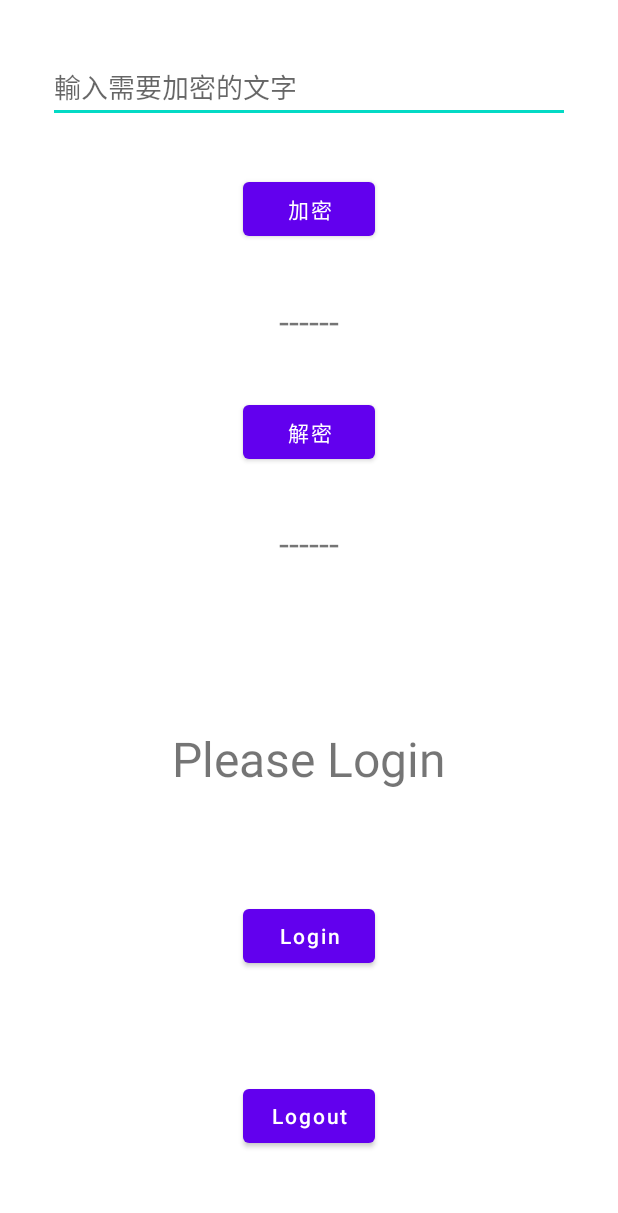
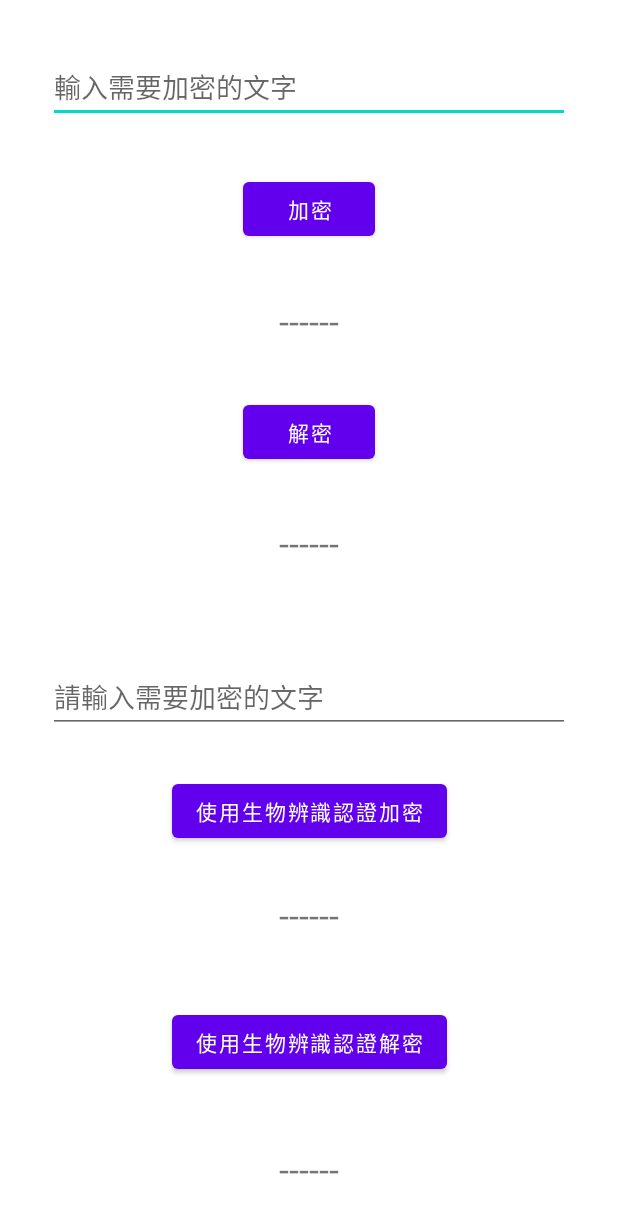
Before and after one commit to KenGuerrilla/AndroidBiometricLab, an Android app: the layout activity_main.xml on its own in the app's theme, with its tools: preview values and no code run, on a phone screen of 412 x 824 dp. Shown: the top 1213 px of the screen. Run offline under Robolectric (Android 15) with nearby library versions, the phone set to English and light mode, and no system bars.

Commit message:
完成使用生物辨識加密字串流程
1. 針對KeyGenParameterSpec中的setUserAuthenticationRequired(true)
   設定在加解密時會產生IllegalBlockSizeException錯誤還有待研究

```diff
--- a/app/src/main/java/com/example/biometricbyfingerprintdemo/biometric/BiometricAuthResp.kt
+++ b/app/src/main/java/com/example/biometricbyfingerprintdemo/biometric/BiometricAuthResp.kt
@@ -1,6 +1,7 @@
 package com.example.biometricbyfingerprintdemo.biometric
 
 data class BiometricAuthResp(
-    val result: Int,
-    val message: String
+    val resultCode: Int,
+    val message: String,
+    val output: String = ""
 )
--- /dev/null
+++ b/app/src/main/java/com/example/biometricbyfingerprintdemo/biometric/CryptoInfo.kt
@@ -0,0 +1,6 @@
+package com.example.biometricbyfingerprintdemo.biometric
+
+data class CryptoInfo(
+    val message: String,
+    val cryptoMode: Int
+)
--- a/app/src/main/res/layout/activity_main.xml
+++ b/app/src/main/res/layout/activity_main.xml
@@ -11,22 +11,22 @@
         android:layout_width="match_parent"
         android:layout_height="wrap_content"
         android:layout_marginHorizontal="32dp"
+        android:hint="輸入需要加密的文字"
+        android:inputType="text"
         android:maxLines="1"
-        android:inputType="textPersonName"
-        android:hint="輸入需要加密的文字"
-        app:layout_constraintTop_toTopOf="parent"
+        app:layout_constraintBottom_toTopOf="@id/btEncrypt"
+        app:layout_constraintEnd_toEndOf="parent"
         app:layout_constraintStart_toStartOf="parent"
-        app:layout_constraintEnd_toEndOf="parent"
-        app:layout_constraintBottom_toTopOf="@id/btEncrypt"/>
+        app:layout_constraintTop_toTopOf="parent" />
 
     <Button
         android:id="@+id/btEncrypt"
         android:layout_width="wrap_content"
         android:layout_height="wrap_content"
         android:text="加密"
+        app:layout_constraintBottom_toTopOf="@+id/tvEncryptOutput"
+        app:layout_constraintEnd_toEndOf="parent"
         app:layout_constraintStart_toStartOf="parent"
-        app:layout_constraintEnd_toEndOf="parent"
-        app:layout_constraintBottom_toTopOf="@+id/tvEncryptOutput"
         app:layout_constraintTop_toBottomOf="@+id/etInput"
         tools:layout_editor_absoluteX="161dp" />
 
@@ -34,38 +34,33 @@
         android:id="@+id/tvEncryptOutput"
         android:layout_width="wrap_content"
         android:layout_height="wrap_content"
+        android:text="------"
         android:textSize="24sp"
-        android:text="------"
-        app:layout_constraintTop_toBottomOf="@id/btEncrypt"
+        app:layout_constraintBottom_toTopOf="@id/btDecrypt"
+        app:layout_constraintEnd_toEndOf="parent"
         app:layout_constraintStart_toStartOf="parent"
-        app:layout_constraintEnd_toEndOf="parent"
-        app:layout_constraintBottom_toTopOf="@id/btDecrypt"
-        />
+        app:layout_constraintTop_toBottomOf="@id/btEncrypt" />
 
     <Button
         android:id="@+id/btDecrypt"
         android:layout_width="wrap_content"
         android:layout_height="wrap_content"
         android:text="解密"
-        app:layout_constraintTop_toBottomOf="@id/tvEncryptOutput"
+        app:layout_constraintBottom_toTopOf="@id/tvDecryptOutput"
+        app:layout_constraintEnd_toEndOf="parent"
         app:layout_constraintStart_toStartOf="parent"
-        app:layout_constraintEnd_toEndOf="parent"
-        app:layout_constraintBottom_toTopOf="@id/tvDecryptOutput"
-        />
+        app:layout_constraintTop_toBottomOf="@id/tvEncryptOutput" />
 
     <TextView
         android:id="@+id/tvDecryptOutput"
         android:layout_width="wrap_content"
         android:layout_height="wrap_content"
+        android:text="------"
         android:textSize="24sp"
-        android:text="------"
-        app:layout_constraintTop_toBottomOf="@id/btDecrypt"
+        app:layout_constraintBottom_toTopOf="@id/glCenter"
+        app:layout_constraintEnd_toEndOf="parent"
         app:layout_constraintStart_toStartOf="parent"
-        app:layout_constraintEnd_toEndOf="parent"
-        app:layout_constraintBottom_toTopOf="@id/glCenter"
-        />
-
-
+        app:layout_constraintTop_toBottomOf="@id/btDecrypt" />
 
 
     <androidx.constraintlayout.widget.Guideline
@@ -73,43 +68,65 @@
         android:layout_width="match_parent"
         android:layout_height="match_parent"
         android:orientation="horizontal"
-        app:layout_constraintGuide_percent="0.5"/>
+        app:layout_constraintGuide_percent="0.5" />
+
+    <EditText
+        android:id="@+id/tvBioEncryptInput"
+        android:layout_width="match_parent"
+        android:layout_height="wrap_content"
+        android:layout_marginHorizontal="32dp"
+        android:hint="請輸入需要加密的文字"
+        android:inputType="text"
+        android:maxLines="1"
+        app:layout_constraintBottom_toTopOf="@id/btEncryptWithBio"
+        app:layout_constraintEnd_toEndOf="parent"
+        app:layout_constraintStart_toStartOf="parent"
+        app:layout_constraintTop_toBottomOf="@id/glCenter" />
+
+    <Button
+        android:id="@+id/btEncryptWithBio"
+        android:layout_width="wrap_content"
+        android:layout_height="wrap_content"
+        android:text="使用生物辨識認證加密"
+        android:textAllCaps="false"
+        app:layout_constraintTop_toBottomOf="@id/tvBioEncryptInput"
+        app:layout_constraintBottom_toTopOf="@id/tvBioEncryptOutput"
+        app:layout_constraintStart_toStartOf="parent"
+        app:layout_constraintEnd_toEndOf="parent" />
 
     <TextView
-        android:id="@+id/tvStatus"
+        android:id="@+id/tvBioEncryptOutput"
         android:layout_width="wrap_content"
         android:layout_height="wrap_content"
-        android:layout_marginVertical="32dp"
-        android:text="Please Login"
-        android:textSize="32sp"
+        android:text="------"
+        android:textSize="24sp"
+        app:layout_constraintTop_toBottomOf="@id/btEncryptWithBio"
+        app:layout_constraintBottom_toTopOf="@id/btDecryptWithBio"
         app:layout_constraintStart_toStartOf="parent"
-        app:layout_constraintEnd_toEndOf="parent"
-        app:layout_constraintBottom_toTopOf="@+id/btLogin"
-        app:layout_constraintTop_toTopOf="@+id/glCenter"
-        tools:layout_editor_absoluteX="114dp" />
+        app:layout_constraintEnd_toEndOf="parent" />
 
     <Button
-        android:id="@+id/btLogin"
-        android:layout_width="wrap_content"
-        android:layout_height="wrap_content"
-        android:layout_marginBottom="16dp"
-        android:text="Login"
-        android:textAllCaps="false"
-        app:layout_constraintStart_toStartOf="parent"
-        app:layout_constraintEnd_toEndOf="parent"
-        app:layout_constraintBottom_toTopOf="@+id/btLogout"
-        app:layout_constraintTop_toBottomOf="@id/tvStatus" />
-
-    <Button
-        android:id="@+id/btLogout"
+        android:id="@+id/btDecryptWithBio"
         android:layout_width="wrap_content"
         android:layout_height="wrap_content"
         android:layout_marginVertical="16dp"
-        android:text="Logout"
+        android:text="使用生物辨識認證解密"
         android:textAllCaps="false"
+        app:layout_constraintTop_toBottomOf="@id/tvBioEncryptOutput"
+        app:layout_constraintBottom_toTopOf="@id/tvBioDecryptOutput"
         app:layout_constraintStart_toStartOf="parent"
-        app:layout_constraintEnd_toEndOf="parent"
+        app:layout_constraintEnd_toEndOf="parent" />
+
+    <TextView
+        android:id="@+id/tvBioDecryptOutput"
+        android:layout_width="wrap_content"
+        android:layout_height="wrap_content"
+        android:text="------"
+        android:textSize="24sp"
+        app:layout_constraintTop_toBottomOf="@id/btDecryptWithBio"
         app:layout_constraintBottom_toBottomOf="parent"
-        app:layout_constraintTop_toBottomOf="@id/btLogin" />
+        app:layout_constraintStart_toStartOf="parent"
+        app:layout_constraintEnd_toEndOf="parent" />
+
 
 </androidx.constraintlayout.widget.ConstraintLayout>
```
Also changed, not shown: app/src/main/java/com/example/biometricbyfingerprintdemo/MainActivity.kt (+14 -16 lines), app/src/main/java/com/example/biometricbyfingerprintdemo/MainViewModel.kt (+66 -8 lines), app/src/main/java/com/example/biometricbyfingerprintdemo/biometric/BiometricCryptoTools.kt (added, +87 -0 lines), app/src/main/java/com/example/biometricbyfingerprintdemo/biometric/BiometricTools.kt (+80 -1 lines), app/src/main/java/com/example/biometricbyfingerprintdemo/cryptography/SimpleCryptoTools.kt (renamed from app/src/main/java/com/example/biometricbyfingerprintdemo/cryptography/CryptographicTools.kt, +8 -10 lines).
